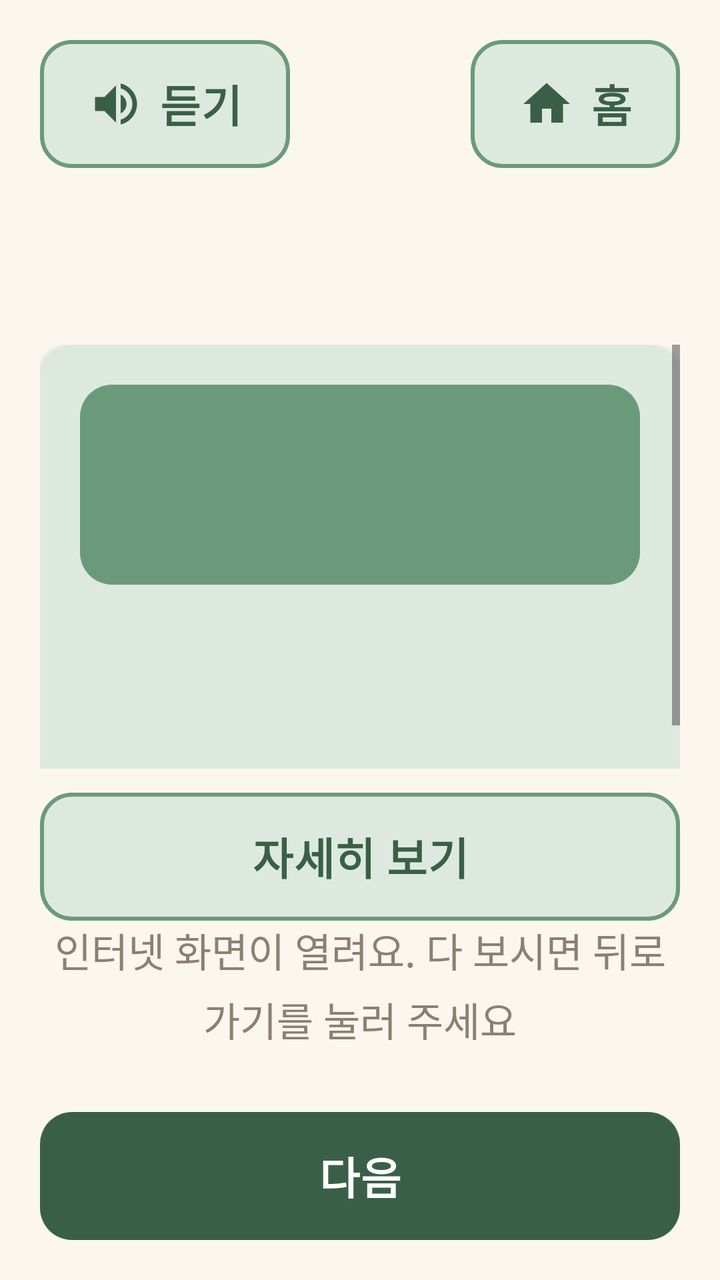
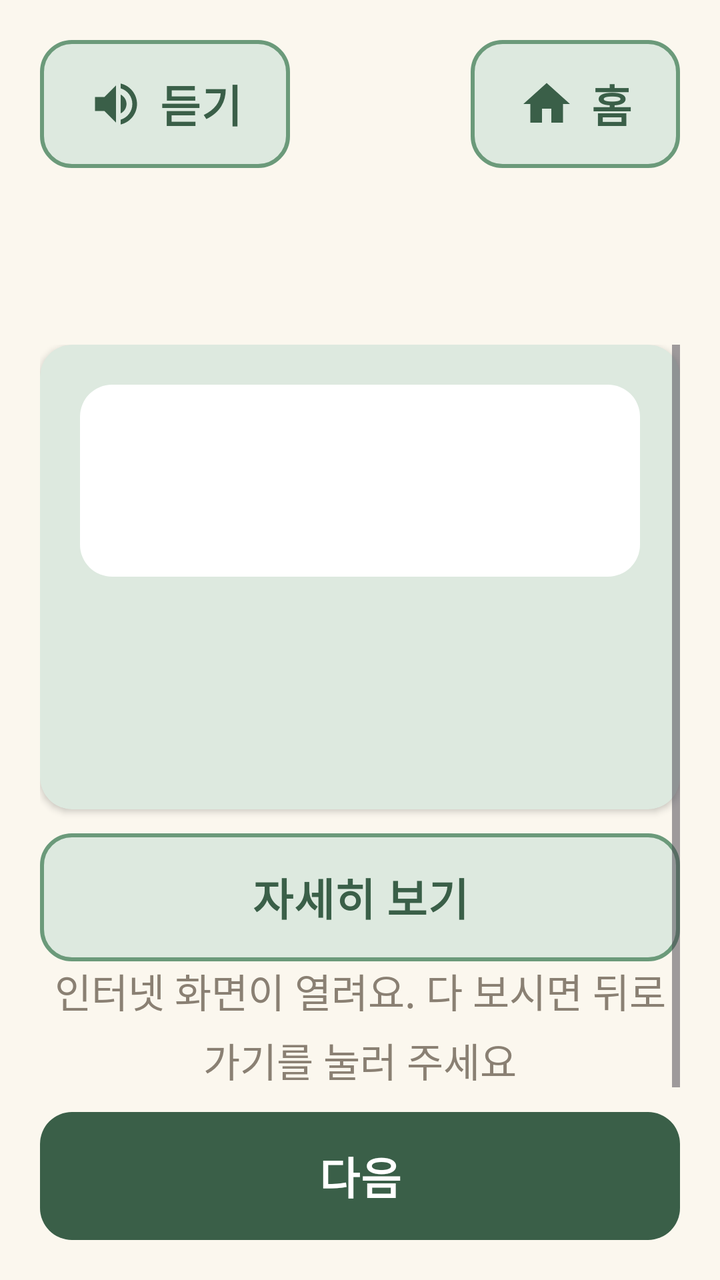

Screens rendered from an Android XML layout before and after an edit, with the pre-edit source and the edit as a unified diff.
<!-- AndroidManifest.xml: application theme Theme.Dorawing -->
<!-- res/layout/activity_health_card.xml -->
<?xml version="1.0" encoding="utf-8"?>
<LinearLayout xmlns:android="http://schemas.android.com/apk/res/android"
    android:layout_width="match_parent"
    android:layout_height="match_parent"
    android:orientation="vertical"
    android:padding="@dimen/screen_padding">

    <include
        android:id="@+id/topBar"
        layout="@layout/view_top_bar" />

    <TextView
        android:id="@+id/tvProgress"
        style="@style/Text.Sub"
        android:layout_width="match_parent"
        android:layout_height="wrap_content" />

    <ScrollView
        android:layout_width="match_parent"
        android:layout_height="0dp"
        android:layout_marginTop="@dimen/gap"
        android:layout_weight="1"
        android:fadeScrollbars="false">

        <com.google.android.material.card.MaterialCardView
            style="@style/Card"
            android:layout_width="match_parent"
            android:layout_height="wrap_content">

            <LinearLayout
                android:layout_width="match_parent"
                android:layout_height="wrap_content"
                android:orientation="vertical">

                
                <TextView
                    android:id="@+id/tvPicture"
                    android:layout_width="match_parent"
                    android:layout_height="100dp"
                    android:background="@drawable/bg_card_picture"
                    android:gravity="center"
                    android:textColor="@color/white"
                    android:textSize="@dimen/text_title"
                    android:textStyle="bold" />

                <TextView
                    android:id="@+id/tvCardTitle"
                    style="@style/Text.Title"
                    android:layout_width="match_parent"
                    android:layout_height="wrap_content"
                    android:layout_marginTop="@dimen/screen_padding" />

                <TextView
                    android:id="@+id/tvBody"
                    android:layout_width="match_parent"
                    android:layout_height="wrap_content"
                    android:layout_marginTop="@dimen/gap" />
            </LinearLayout>
        </com.google.android.material.card.MaterialCardView>
    </ScrollView>

    <com.google.android.material.button.MaterialButton
        android:id="@+id/btnMore"
        style="@style/Button.Secondary"
        android:layout_width="match_parent"
        android:layout_height="wrap_content"
        android:layout_marginTop="@dimen/gap"
        android:text="@string/card_more" />

    <TextView
        android:id="@+id/tvMoreHelp"
        style="@style/Text.Sub"
        android:layout_width="match_parent"
        android:layout_height="wrap_content"
        android:layout_marginBottom="@dimen/screen_padding"
        android:gravity="center"
        android:text="@string/card_more_help" />

    <com.google.android.material.button.MaterialButton
        android:id="@+id/btnNext"
        android:layout_width="match_parent"
        android:layout_height="wrap_content"
        android:layout_marginTop="@dimen/gap"
        android:text="@string/card_next" />
</LinearLayout>
<!-- res/layout/view_top_bar.xml (included above) -->
<?xml version="1.0" encoding="utf-8"?>
<LinearLayout xmlns:android="http://schemas.android.com/apk/res/android"
    xmlns:app="http://schemas.android.com/apk/res-auto"
    android:layout_width="match_parent"
    android:layout_height="wrap_content"
    android:orientation="vertical">

    <LinearLayout
        android:layout_width="match_parent"
        android:layout_height="wrap_content"
        android:gravity="center_vertical"
        android:orientation="horizontal">

        <com.google.android.material.button.MaterialButton
            android:id="@+id/btnSpeak"
            style="@style/Button.Secondary"
            android:layout_width="wrap_content"
            android:layout_height="wrap_content"
            android:text="@string/top_speak"
            app:icon="@drawable/ic_speaker" />

        <Space
            android:layout_width="0dp"
            android:layout_height="0dp"
            android:layout_weight="1" />

        <com.google.android.material.button.MaterialButton
            android:id="@+id/btnHome"
            style="@style/Button.Secondary"
            android:layout_width="wrap_content"
            android:layout_height="wrap_content"
            android:text="@string/top_home"
            app:icon="@drawable/ic_home" />
    </LinearLayout>

    <TextView
        android:id="@+id/tvTitle"
        style="@style/Text.Title"
        android:layout_width="match_parent"
        android:layout_height="wrap_content"
        android:layout_marginTop="@dimen/gap" />
</LinearLayout>
<!-- resources referenced by this layout -->
<resources>
  <color name="white">#FFFFFFFF</color>
  <dimen name="gap">12dp</dimen>
  <dimen name="screen_padding">20dp</dimen>
  <dimen name="text_title">28sp</dimen>
  <!-- drawable bg_card_picture (drawable) -->
  <?xml version="1.0" encoding="utf-8"?>
  <shape xmlns:android="http://schemas.android.com/apk/res/android"
      android:shape="rectangle">
      <solid android:color="@color/green_mid" />
      <corners android:radius="@dimen/corner" />
  </shape>
  <!-- drawable ic_home (drawable) -->
  <vector xmlns:android="http://schemas.android.com/apk/res/android"
      android:width="24dp"
      android:height="24dp"
      android:viewportWidth="24"
      android:viewportHeight="24">
      <path
          android:fillColor="#FF000000"
          android:pathData="M10,20v-6h4v6h5v-8h3L12,3 2,12h3v8z" />
  </vector>
  <string name="card_more">자세히 보기</string>
  <string name="card_more_help">인터넷 화면이 열려요. 다 보시면 뒤로 가기를 눌러 주세요</string>
  <string name="card_next">다음</string>
  <string name="top_home">홈</string>
  <string name="top_speak">듣기</string>
  <style name="Button.Secondary" parent="Button.Primary">
          <item name="backgroundTint">@color/green_light</item>
          <item name="android:textColor">@color/green_dark</item>
          <item name="iconTint">@color/green_dark</item>
          <item name="strokeColor">@color/green_mid</item>
          <item name="strokeWidth">@dimen/button_stroke</item>
      </style>
  <style name="Card" parent="Widget.Material3.CardView.Elevated">
          <item name="cardBackgroundColor">@color/green_light</item>
          <item name="cardCornerRadius">@dimen/corner</item>
          <item name="cardElevation">@dimen/card_elevation</item>
          <item name="contentPadding">@dimen/card_padding</item>
      </style>
  <style name="Text.Sub" parent="Text.Body">
          <item name="android:textColor">@color/text_sub</item>
      </style>
  <style name="Text.Title" parent="Text.Body">
          <item name="android:textSize">@dimen/text_title</item>
          <item name="android:textStyle">bold</item>
          <item name="android:textColor">@color/green_dark</item>
      </style>
  <color name="green_mid">#6B9A7A</color>
  <dimen name="corner">16dp</dimen>
  <color name="green_light">#DDE9DF</color>
  <color name="green_dark">#3A5F48</color>
  <dimen name="button_stroke">2dp</dimen>
  <dimen name="card_elevation">2dp</dimen>
  <dimen name="card_padding">20dp</dimen>
  <style name="Text.Body" parent="Widget.MaterialComponents.TextView">
          <item name="android:textSize">@dimen/text_body</item>
          <item name="android:lineBreakWordStyle" tools:targetApi="33">phrase</item>
          <item name="android:textColor">@color/text_main</item>
          <item name="android:lineSpacingMultiplier">1.2</item>
      </style>
  <color name="text_sub">#8A8073</color>
  <color name="coral_dark">#C85A41</color>
  <color name="cream">#FBF7EE</color>
  <color name="text_main">#2E2A24</color>
  <dimen name="button_height">64dp</dimen>
  <dimen name="text_button">22sp</dimen>
  <dimen name="icon_size">28dp</dimen>
  <dimen name="text_body">20sp</dimen>
  <style name="Dialog.Title" parent="MaterialAlertDialog.Material3.Title.Text">
          <item name="android:textSize">@dimen/text_title</item>
          <item name="android:textStyle">bold</item>
          <item name="android:textColor">@color/green_dark</item>
      </style>
  <style name="Dialog.Body" parent="MaterialAlertDialog.Material3.Body.Text">
          <item name="android:textSize">@dimen/text_body</item>
          <item name="android:lineBreakWordStyle" tools:targetApi="33">phrase</item>
          <item name="android:textColor">@color/text_main</item>
      </style>
  <style name="Dialog.Button" parent="Widget.Material3.Button.TextButton.Dialog">
          <item name="android:textSize">@dimen/text_button</item>
          <item name="android:minHeight">@dimen/button_height</item>
          <item name="android:textColor">@color/green_dark</item>
      </style>
  <!-- unchanged entries left out for length: 5 -->
</resources>

<!-- the commit's change to res/layout/activity_health_card.xml (unified diff, before → after) -->
@@ -22,59 +22,79 @@
         android:layout_weight="1"
         android:fadeScrollbars="false">
 
-        <com.google.android.material.card.MaterialCardView
-            style="@style/Card"
+        
+        <LinearLayout
             android:layout_width="match_parent"
-            android:layout_height="wrap_content">
+            android:layout_height="wrap_content"
+            android:orientation="vertical">
 
-            <LinearLayout
+            <com.google.android.material.card.MaterialCardView
+                style="@style/Card"
+                android:layout_width="match_parent"
+                android:layout_height="wrap_content">
+
+                <LinearLayout
+                    android:layout_width="match_parent"
+                    android:layout_height="wrap_content"
+                    android:orientation="vertical">
+
+                    
+                    <LinearLayout
+                        android:layout_width="match_parent"
+                        android:layout_height="wrap_content"
+                        android:background="@drawable/bg_card_picture"
+                        android:gravity="center"
+                        android:orientation="horizontal"
+                        android:padding="@dimen/gap">
+
+                        <ImageView
+                            android:id="@+id/ivIcon"
+                            android:layout_width="@dimen/card_icon"
+                            android:layout_height="@dimen/card_icon"
+                            android:layout_marginEnd="@dimen/gap"
+                            android:importantForAccessibility="no" />
+
+                        <TextView
+                            android:id="@+id/tvPicture"
+                            android:layout_width="wrap_content"
+                            android:layout_height="wrap_content"
+                            android:textColor="@color/green_dark"
+                            android:textSize="@dimen/text_title"
+                            android:textStyle="bold" />
+                    </LinearLayout>
+
+                    <TextView
+                        android:id="@+id/tvCardTitle"
+                        style="@style/Text.Title"
+                        android:layout_width="match_parent"
+                        android:layout_height="wrap_content"
+                        android:layout_marginTop="@dimen/screen_padding" />
+
+                    <TextView
+                        android:id="@+id/tvBody"
+                        android:layout_width="match_parent"
+                        android:layout_height="wrap_content"
+                        android:layout_marginTop="@dimen/gap" />
+                </LinearLayout>
+            </com.google.android.material.card.MaterialCardView>
+
+            <com.google.android.material.button.MaterialButton
+                android:id="@+id/btnMore"
+                style="@style/Button.Secondary"
                 android:layout_width="match_parent"
                 android:layout_height="wrap_content"
-                android:orientation="vertical">
+                android:layout_marginTop="@dimen/gap"
+                android:text="@string/card_more" />
 
-                
-                <TextView
-                    android:id="@+id/tvPicture"
-                    android:layout_width="match_parent"
-                    android:layout_height="100dp"
-                    android:background="@drawable/bg_card_picture"
-                    android:gravity="center"
-                    android:textColor="@color/white"
-                    android:textSize="@dimen/text_title"
-                    android:textStyle="bold" />
-
-                <TextView
-                    android:id="@+id/tvCardTitle"
-                    style="@style/Text.Title"
-                    android:layout_width="match_parent"
-                    android:layout_height="wrap_content"
-                    android:layout_marginTop="@dimen/screen_padding" />
-
-                <TextView
-                    android:id="@+id/tvBody"
-                    android:layout_width="match_parent"
-                    android:layout_height="wrap_content"
-                    android:layout_marginTop="@dimen/gap" />
-            </LinearLayout>
-        </com.google.android.material.card.MaterialCardView>
+            <TextView
+                android:id="@+id/tvMoreHelp"
+                style="@style/Text.Sub"
+                android:layout_width="match_parent"
+                android:layout_height="wrap_content"
+                android:gravity="center"
+                android:text="@string/card_more_help" />
+        </LinearLayout>
     </ScrollView>
-
-    <com.google.android.material.button.MaterialButton
-        android:id="@+id/btnMore"
-        style="@style/Button.Secondary"
-        android:layout_width="match_parent"
-        android:layout_height="wrap_content"
-        android:layout_marginTop="@dimen/gap"
-        android:text="@string/card_more" />
-
-    <TextView
-        android:id="@+id/tvMoreHelp"
-        style="@style/Text.Sub"
-        android:layout_width="match_parent"
-        android:layout_height="wrap_content"
-        android:layout_marginBottom="@dimen/screen_padding"
-        android:gravity="center"
-        android:text="@string/card_more_help" />
 
     <com.google.android.material.button.MaterialButton
         android:id="@+id/btnNext"
<!-- resource entries referenced after the edit -->
@@ -8,7 +8,7 @@
   <?xml version="1.0" encoding="utf-8"?>
   <shape xmlns:android="http://schemas.android.com/apk/res/android"
       android:shape="rectangle">
-      <solid android:color="@color/green_mid" />
+      <solid android:color="@color/white" />
       <corners android:radius="@dimen/corner" />
   </shape>
   <!-- drawable ic_home (drawable) -->
@@ -51,6 +51,7 @@
   <dimen name="corner">16dp</dimen>
   <color name="green_light">#DDE9DF</color>
   <color name="green_dark">#3A5F48</color>
+  <dimen name="card_icon">72dp</dimen>
   <dimen name="button_stroke">2dp</dimen>
   <dimen name="card_elevation">2dp</dimen>
   <dimen name="card_padding">20dp</dimen>
